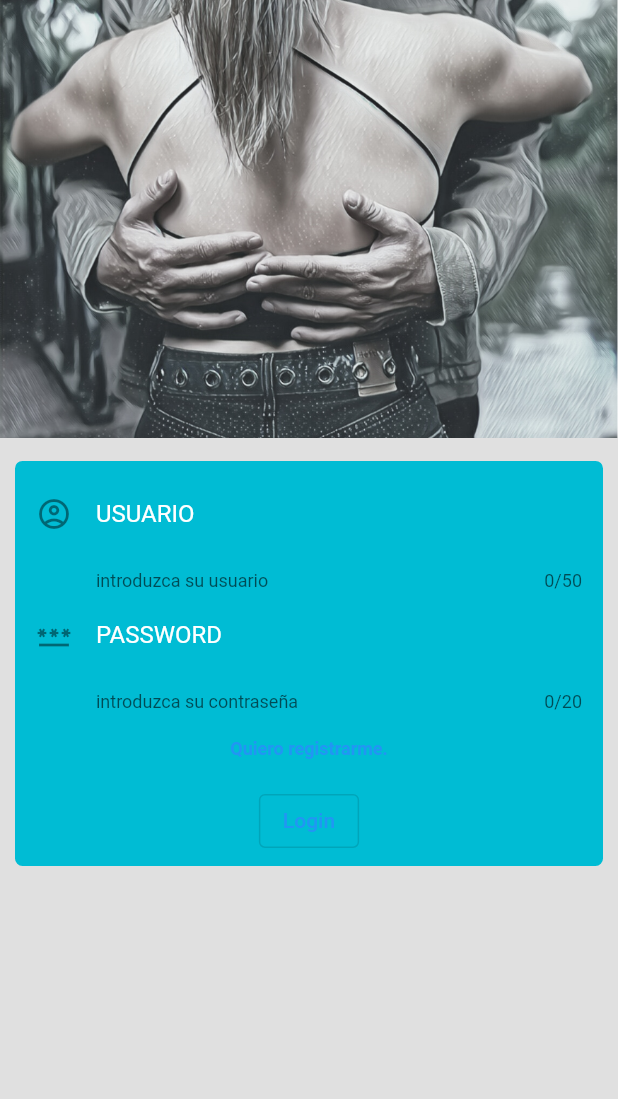
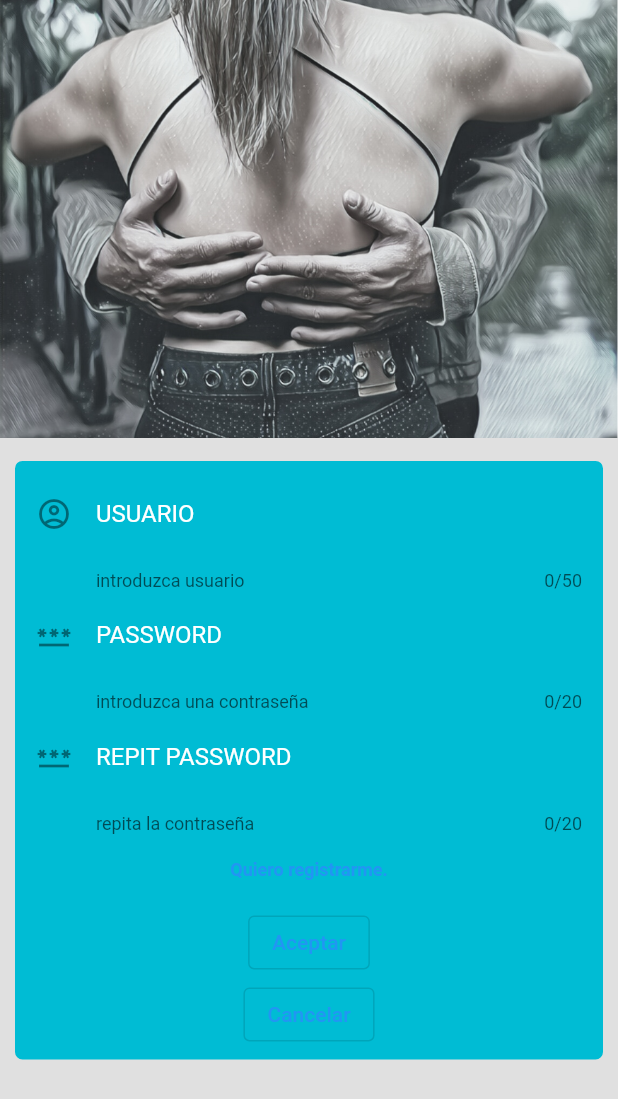
Before and after one commit to KarenVon/sbkzBailas, a Flutter app: the Login_View screen opened by its route, after a tap on "Quiero registrarme.", on a phone screen of 412 x 824 dp. Shown: the top 1099 px of the screen. Run offline on Flutter 3.47's test engine with Material 2 defaults, Android fonts, the phone set to English and light mode, and no system bars; our stand-ins replace firebase_auth, firebase_core; accounts and stored records are empty.

Commit message:
Creada pantallla de conocenos y de registro (no funciona ir a registro desde la pantalla de login de organizador)

```diff
--- /dev/null
+++ b/lib/src/Home_Views/Conocenos_View.dart
@@ -0,0 +1,55 @@
+
+
+import 'package:flutter/cupertino.dart';
+import 'package:flutter/material.dart';
+
+class Conocenos_View extends StatefulWidget {
+  @override
+  _conocenos createState() => _conocenos();
+
+}
+
+class _conocenos extends State<Conocenos_View>{
+
+  @override
+  Widget build(BuildContext context) {
+    // TODO: implement build
+    return MaterialApp(
+      home: Scaffold(
+        body:
+        Container(
+          decoration:const BoxDecoration(
+            gradient: LinearGradient(
+              begin: Alignment.topCenter,
+              end: Alignment(0.1, 0.4),
+              colors: [Colors.white,Colors.black12],
+            ),
+          ),
+          child: Column(
+            children: [
+              Container(
+                padding: const EdgeInsets.all(40),
+                //margin: const EdgeInsets.only(bottom: 20),
+                child: Image.asset('assets/logo.png'),
+              ),
+              Container(
+                padding: const EdgeInsets.only(top: 40.0),
+                child: const Text ('Bienvenid@ a tu aplicación favorita de baile.\n '
+                    'Aquí encontrarás todos los eventos\n de moda del momento.\n\n'
+                    '¡Manténte informado!',
+                  style: TextStyle(fontFamily: AutofillHints.familyName,
+                    fontSize: 16,
+                    fontWeight: FontWeight.bold,
+                    color: Colors.cyan,),
+                  textAlign: TextAlign.center,
+                ),
+              ),
+            ],
+          ),
+        ),
+
+      ),
+    );
+
+  }
+}
--- a/lib/src/Home_Views/Login_View.dart
+++ b/lib/src/Home_Views/Login_View.dart
@@ -90,7 +90,10 @@ class Login_View extends StatelessWidget {
                     textStyle: const TextStyle(fontSize: 12,
                         color: Colors.white,fontWeight:FontWeight.bold ),
                   ),
-                  onPressed: () {},
+                  onPressed: () {
+                    print("Registrandome");
+                    Navigator.of(context).popAndPushNamed('/registroview');
+                  },
                   child: const Text('Quiero registrarme.'),
                 ),
 
--- /dev/null
+++ b/lib/src/Home_Views/Register_View.dart
@@ -0,0 +1,118 @@
+
+
+import 'package:firebase_auth/firebase_auth.dart';
+import 'package:flutter/cupertino.dart';
+import 'package:flutter/material.dart';
+
+import '../Custom_views/KVinputText.dart';
+
+class Register_View extends StatelessWidget {
+
+ const Register_View({Key? key}) : super (key:key);
+
+ Future<void> registerPressed(String emailAddress, String password, BuildContext context) async {
+   try {
+     final credential = await FirebaseAuth.instance.createUserWithEmailAndPassword(
+       email: emailAddress,
+       password: password,
+     );
+     Navigator.of(context).popAndPushNamed('/orgavieew');
+   } on FirebaseAuthException catch (e) {
+     if (e.code == 'weak-password') {
+       print('The password provided is too weak.');
+     } else if (e.code == 'email-already-in-use') {
+       print('The account already exists for that email.');
+     }
+   } catch (e) {
+     print(e);
+   }
+ }
+
+  @override
+  Widget build(BuildContext context) {
+
+    //subo aqui arriba los inputText para poder usarlos en el loginpressed
+    KVInputText inputUser= KVInputText (iLongitudPalabra: 50,
+      sHelperText: 'introduzca usuario',
+      sTitulo: 'USUARIO',
+      icIzq: Icon(Icons.account_circle_outlined),);
+
+    KVInputText inputPass= KVInputText(iLongitudPalabra: 20,
+      sHelperText: 'introduzca una contraseña',
+      sTitulo: 'PASSWORD',
+      icIzq: Icon(Icons.password),
+      blIsPasswordInput: true,);
+
+    KVInputText inputPassBis= KVInputText(iLongitudPalabra: 20,
+      sHelperText: 'repita la contraseña',
+      sTitulo: 'REPIT PASSWORD',
+      icIzq: Icon(Icons.password),
+      blIsPasswordInput: true,);
+
+    return Scaffold(
+      backgroundColor: Colors.black12,
+      body: ListView(
+          children: [
+            Container(
+              //padding: const EdgeInsets.all(5),
+              //margin: const EdgeInsets.fromLTRB(0, 0, 0, 10),
+              alignment: Alignment.center,
+              child: Image.asset('assets/abrazo.png'),
+            ),
+            Container(
+              alignment: Alignment.bottomCenter,
+              padding: const EdgeInsets.fromLTRB(10, 2, 10, 2),
+              margin: const EdgeInsets.fromLTRB(10, 15, 10, 10),
+              decoration: BoxDecoration(
+                color: Colors.cyan,
+                border: Border.all(color: Colors.cyan,
+                    width: 4),
+                borderRadius: BorderRadius.circular(5),
+              ),
+              child: Column(
+                mainAxisAlignment: MainAxisAlignment.center,
+                children: [
+                  //los hemos subido arriba, encima del scaffold
+                  inputUser,
+                  inputPass,
+                  inputPassBis,
+                  TextButton(
+                    style: TextButton.styleFrom(
+                      textStyle: const TextStyle(fontSize: 12,
+                          color: Colors.white,fontWeight:FontWeight.bold ),
+                    ),
+                    onPressed: () {},
+                    child: const Text('Quiero registrarme.'),
+                  ),
+
+                  // const SizedBox(height: 10),
+                  Container(
+                    child: Column(
+                      mainAxisAlignment: MainAxisAlignment.center,
+                      children: [
+                        OutlinedButton(
+                          onPressed: (){
+                            print("----->>>>>>>> REGISTRO ACEPTAR");
+                          },
+                          child: Text ("Aceptar"),
+                        ),
+                        OutlinedButton(
+                          onPressed: (){
+                            print("----->>>>>>>> REGISTRO CANCELAR");
+                            Navigator.of(context).popAndPushNamed('/loginview');
+
+                          },
+                          child: Text ("Cancelar"),
+                        ),
+                      ],
+                    ),
+                  ),
+
+                ],
+              ),
+            ),
+          ],
+      ),
+    );
+  }
+}
--- a/lib/src/Home_Views/sbkApp.dart
+++ b/lib/src/Home_Views/sbkApp.dart
@@ -2,23 +2,27 @@
 
 import 'package:flutter/cupertino.dart';
 import 'package:flutter/material.dart';
+import 'package:sbk_bailas/src/Home_Views/Conocenos_View.dart';
 import 'package:sbk_bailas/src/Home_Views/Eventos_View.dart';
 import 'package:sbk_bailas/src/Home_Views/Login_View.dart';
 
 class sbkApp extends StatefulWidget {
   @override
   _sbkApp createState() => _sbkApp();
+
   }
 
   class _sbkApp extends State<sbkApp>{
     int currentIndex=0;
 
     final screens=[
+      Conocenos_View(),
       Eventos_View(),
       Login_View(),
-      sbkApp(),
+      Center(child: Text('Asistente', style: TextStyle(fontSize: 60))),
       Center(child: Text('Consultas', style: TextStyle(fontSize: 60))),
     ];
+
 
   @override
   Widget build(BuildContext context) {
@@ -26,37 +30,6 @@ class sbkApp extends StatefulWidget {
    return MaterialApp(
      home: Scaffold(
        body: screens[currentIndex],
-       drawer:
-       Container(
-         decoration:const BoxDecoration(
-           gradient: LinearGradient(
-             begin: Alignment.topCenter,
-             end: Alignment(0.1, 0.4),
-             colors: [Colors.white,Colors.black12],
-           ),
-         ),
-         child: Column(
-           children: [
-             Container(
-               padding: const EdgeInsets.all(40),
-               //margin: const EdgeInsets.only(bottom: 20),
-               child: Image.asset('assets/logo.png'),
-             ),
-             Container(
-               padding: const EdgeInsets.only(top: 40.0),
-               child: const Text ('Bienvenid@ a tu aplicación favorita de baile.\n '
-                   'Aquí encontrarás todos los eventos\n de moda del momento.\n\n'
-                   '¡Manténte informado!',
-               style: TextStyle(fontFamily: AutofillHints.familyName,
-                   fontSize: 16,
-                   fontWeight: FontWeight.bold,
-                   color: Colors.cyan,),
-               textAlign: TextAlign.center,
-               ),
-             ),
-           ],
-         ),
-       ),
 
            bottomNavigationBar: BottomNavigationBar(
              type: BottomNavigationBarType.fixed,
@@ -70,6 +43,10 @@ class sbkApp extends StatefulWidget {
              currentIndex: currentIndex,
              onTap: (index) => setState(() => currentIndex=index),
              items: const [
+               BottomNavigationBarItem(
+                 icon: Icon(Icons.add_business_outlined),
+                 label: 'Conócenos',
+               ),
                BottomNavigationBarItem(
                  icon: Icon(Icons.menu),
                  label: 'Eventos',
--- a/lib/src/singleton/App.dart
+++ b/lib/src/singleton/App.dart
@@ -2,6 +2,8 @@
 import 'package:firebase_auth/firebase_auth.dart';
 import 'package:flutter/cupertino.dart';
 import 'package:flutter/material.dart';
+import 'package:sbk_bailas/src/Home_Views/Conocenos_View.dart';
+import 'package:sbk_bailas/src/Home_Views/Register_View.dart';
 import 'package:sbk_bailas/src/Home_Views/sbkApp.dart';
 import '../Home_Views/Eventos_View.dart';
 import '../Home_Views/Login_View.dart';
@@ -19,9 +21,12 @@ class App extends StatelessWidget{
       initialRoute: '/sbkapp',
       routes: {
         '/sbkapp':(context) => sbkApp(),
+        '/conocenosview':(context) => Conocenos_View(),
         '/loginview':(context) => Login_View(),
+        '/registroview':(context) => const Register_View(),
         '/eventosview':(context) => Eventos_View(),
         '/orgaview':(context) => Orga_View(),
+
         //'/onboardingview':(context) => OnBoarding_
 
       },
```
